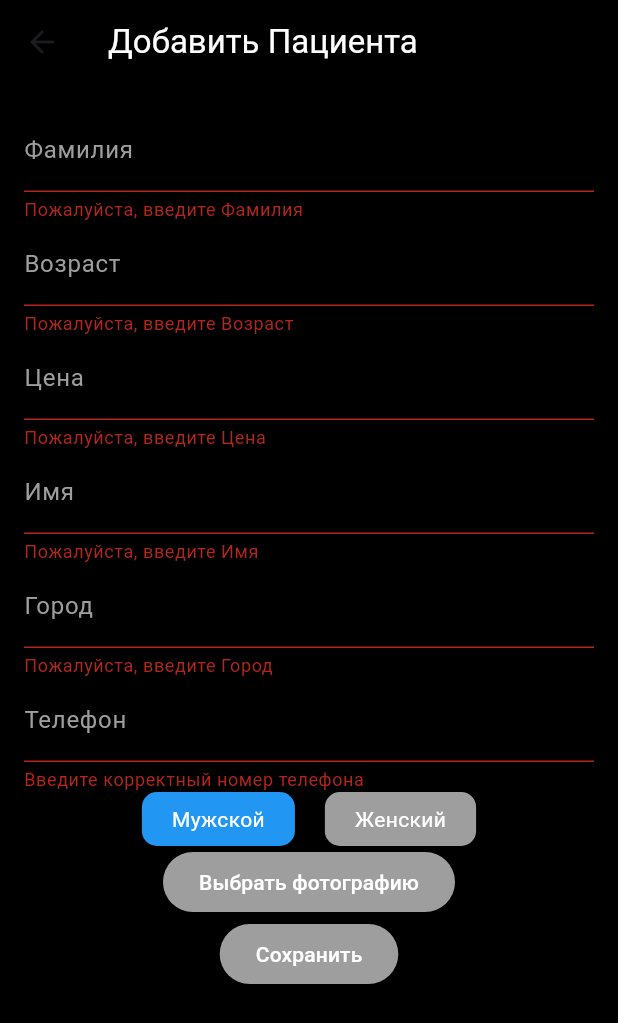
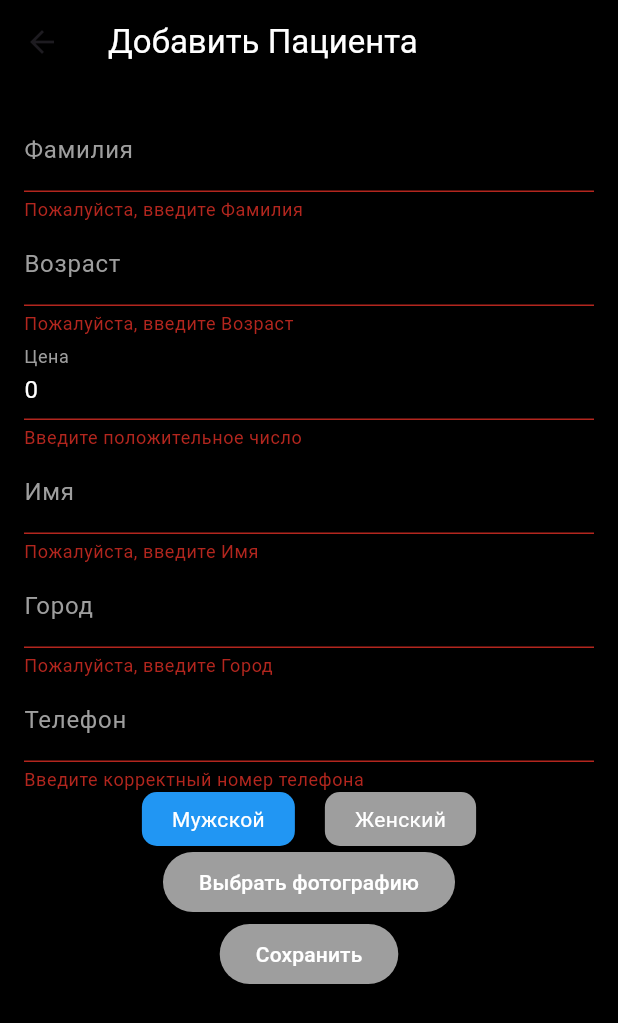
Before and after one commit to greatgreek73/ClinicDB, a Flutter app: the AddPatientScreen screen opened directly, after a tap on "Сохранить", on a phone screen of 412 x 824 dp. Shown: the top 1023 px of the screen. Run offline on Flutter 3.47's test engine with Material 3 defaults, Android fonts, the phone set to English and light mode, and no system bars; our stand-ins replace cloud_firestore, firebase_core, firebase_storage, flutter_masked_text2, flutter_screenutil, image_picker; accounts and stored records are empty.

Commit message:
Доделан первый экран

```diff
--- a/lib/add_patient_screen.dart
+++ b/lib/add_patient_screen.dart
@@ -15,7 +15,7 @@ class _AddPatientScreenState extends State<AddPatientScreen> {
   final _formKey = GlobalKey<FormState>();
   final TextEditingController _surnameController = TextEditingController();
   final TextEditingController _ageController = TextEditingController();
-  final TextEditingController _priceController = TextEditingController();
+  final MoneyMaskedTextController _priceController = MoneyMaskedTextController(decimalSeparator: '', thousandSeparator: '.', precision: 0, leftSymbol: '');
   final TextEditingController _nameController = TextEditingController();
   final TextEditingController _cityController = TextEditingController();
   final MaskedTextController _phoneController = MaskedTextController(mask: '(000) 000-0000');
@@ -48,15 +48,17 @@ class _AddPatientScreenState extends State<AddPatientScreen> {
       return;
     }
 
-    final String surname = _surnameController.text;
+    String surname = _surnameController.text.trim();
+    surname = surname[0].toUpperCase() + surname.substring(1);
+    String name = _nameController.text.trim();
+    name = name[0].toUpperCase() + name.substring(1);
+
     final int age = int.parse(_ageController.text);
-    final double price = double.parse(_priceController.text);
-    final String name = _nameController.text;
+    final double price = _priceController.numberValue;
     final String city = _cityController.text;
     final String phone = _phoneController.text;
     final String gender = _isMale ? 'Мужской' : 'Женский';
 
-    // Проверка на существование пациента с такой же фамилией и именем
     final querySnapshot = await FirebaseFirestore.instance
       .collection('patients')
       .where('surname', isEqualTo: surname)
@@ -115,7 +117,7 @@ class _AddPatientScreenState extends State<AddPatientScreen> {
             children: <Widget>[
               _buildTextFormField(_surnameController, 'Фамилия'),
               _buildTextFormField(_ageController, 'Возраст', isNumber: true),
-              _buildTextFormField(_priceController, 'Цена', isNumber: true),
+              _buildPriceFormField(_priceController, 'Цена'),
               _buildTextFormField(_nameController, 'Имя'),
               _buildTextFormField(_cityController, 'Город'),
               _buildPhoneFormField(),
@@ -147,6 +149,33 @@ class _AddPatientScreenState extends State<AddPatientScreen> {
       validator: (value) {
         if (value == null || value.isEmpty) {
           return 'Пожалуйста, введите $label';
+        }
+        return null;
+      },
+    );
+  }
+
+  Widget _buildPriceFormField(MoneyMaskedTextController controller, String label) {
+    return TextFormField(
+      controller: controller,
+      style: TextStyle(color: Colors.white),
+      decoration: InputDecoration(
+        labelText: label,
+        labelStyle: TextStyle(color: Colors.grey),
+        enabledBorder: OutlineInputBorder(
+          borderSide: BorderSide(color: Colors.grey),
+        ),
+        focusedBorder: OutlineInputBorder(
+          borderSide: BorderSide(color: Colors.white),
+        ),
+      ),
+      keyboardType: TextInputType.number,
+      validator: (value) {
+        if (value == null || value.isEmpty) {
+          return 'Пожалуйста, введите $label';
+        }
+        if (controller.numberValue <= 0) {
+          return 'Введите положительное число';
         }
         return null;
       },
```
